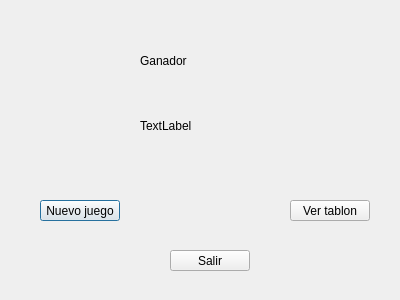
Above: Invasores Glacticos/Proyecto_final/menu_final.ui from ChavCodeSpace/2019-2Final before the change. Below: the same form after it.
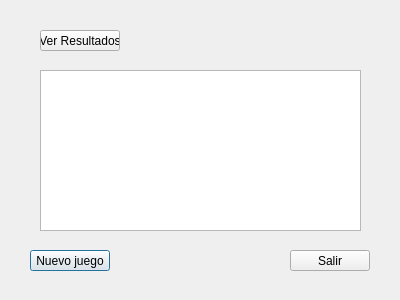
That is the form after the change.

Commit message: finishing the final part, only the images left

What changed in the file:
```diff
--- a/Invasores Glacticos/Proyecto_final/menu_final.ui
+++ b/Invasores Glacticos/Proyecto_final/menu_final.ui
@@ -13,37 +13,11 @@
   <property name="windowTitle">
    <string>Dialog</string>
   </property>
-  <widget class="QLabel" name="label">
-   <property name="geometry">
-    <rect>
-     <x>140</x>
-     <y>40</y>
-     <width>141</width>
-     <height>41</height>
-    </rect>
-   </property>
-   <property name="text">
-    <string>Ganador</string>
-   </property>
-  </widget>
-  <widget class="QLabel" name="lbl_ganador">
-   <property name="geometry">
-    <rect>
-     <x>140</x>
-     <y>110</y>
-     <width>131</width>
-     <height>31</height>
-    </rect>
-   </property>
-   <property name="text">
-    <string>TextLabel</string>
-   </property>
-  </widget>
   <widget class="QPushButton" name="nuevo_juego">
    <property name="geometry">
     <rect>
-     <x>40</x>
-     <y>200</y>
+     <x>30</x>
+     <y>250</y>
      <width>80</width>
      <height>21</height>
     </rect>
@@ -55,7 +29,7 @@
   <widget class="QPushButton" name="salir">
    <property name="geometry">
     <rect>
-     <x>170</x>
+     <x>290</x>
      <y>250</y>
      <width>80</width>
      <height>21</height>
@@ -68,14 +42,24 @@
   <widget class="QPushButton" name="tablon">
    <property name="geometry">
     <rect>
-     <x>290</x>
-     <y>200</y>
+     <x>40</x>
+     <y>30</y>
      <width>80</width>
      <height>21</height>
     </rect>
    </property>
    <property name="text">
-    <string>Ver tablon</string>
+    <string>Ver Resultados</string>
+   </property>
+  </widget>
+  <widget class="QTextEdit" name="resultados">
+   <property name="geometry">
+    <rect>
+     <x>40</x>
+     <y>70</y>
+     <width>321</width>
+     <height>161</height>
+    </rect>
    </property>
   </widget>
  </widget>
```
The commit also changes 37 other files.
